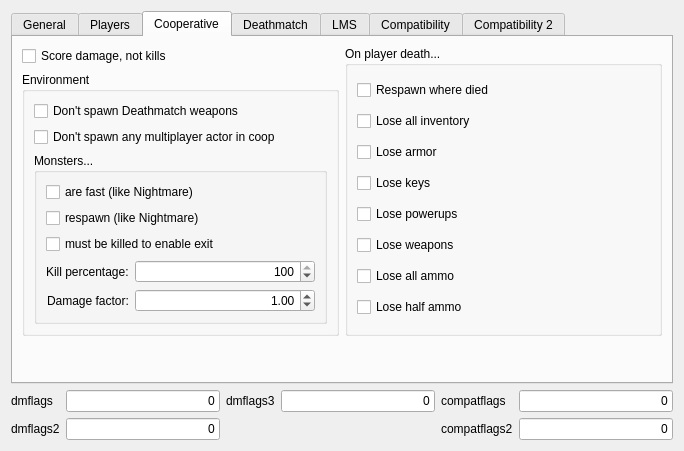
Before: the Qt Designer form src/plugins/cszdoom/createserverdialogpages/flagspage.ui in drfrag666/doomseeker-unofficial, drawn with Qt 5.
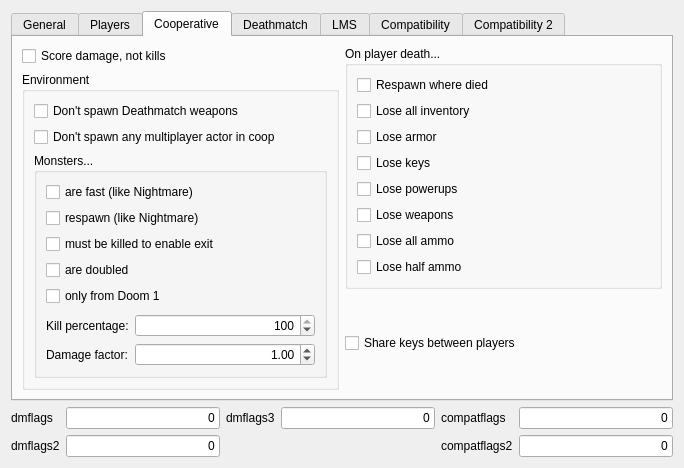
After: the same form once the commit is applied. The open tabs and pages were chosen to show the change.

Commit message: - Add new DM flags to the csZDoom plugin.

What changed in the file:
```diff
--- a/src/plugins/cszdoom/createserverdialogpages/flagspage.ui
+++ b/src/plugins/cszdoom/createserverdialogpages/flagspage.ui
@@ -591,11 +591,8 @@
       <layout class="QVBoxLayout" name="verticalLayout_26">
        <item>
         <layout class="QHBoxLayout" name="horizontalLayout_3">
-         <property name="rightMargin">
-          <number>0</number>
-         </property>
          <item>
-          <layout class="QVBoxLayout" name="verticalLayout_10">
+          <layout class="QVBoxLayout" name="verticalLayout_9">
            <item>
             <widget class="QCheckBox" name="cbScoreDamageNotKills">
              <property name="text">
@@ -653,11 +650,38 @@
                    </property>
                   </widget>
                  </item>
+                 <item>
+                  <widget class="QCheckBox" name="cbMonstersAreDoubled">
+                   <property name="text">
+                    <string>are doubled</string>
+                   </property>
+                  </widget>
+                 </item>
+                 <item>
+                  <widget class="QCheckBox" name="cbMonstersNotFromDoom2">
+                   <property name="text">
+                    <string>only from Doom 1</string>
+                   </property>
+                  </widget>
+                 </item>
+                 <item>
+                  <spacer name="verticalSpacer_10">
+                   <property name="orientation">
+                    <enum>Qt::Vertical</enum>
+                   </property>
+                   <property name="sizeType">
+                    <enum>QSizePolicy::Expanding</enum>
+                   </property>
+                   <property name="sizeHint" stdset="0">
+                    <size>
+                     <width>20</width>
+                     <height>20</height>
+                    </size>
+                   </property>
+                  </spacer>
+                 </item>
                  <item>
                   <layout class="QFormLayout" name="formLayout_3">
-                   <property name="labelAlignment">
-                    <set>Qt::AlignRight|Qt::AlignTrailing|Qt::AlignVCenter</set>
-                   </property>
                    <item row="0" column="0">
                     <widget class="QLabel" name="label_9">
                      <property name="text">
@@ -718,6 +742,8 @@
           </layout>
          </item>
          <item>
+          <layout class="QVBoxLayout" name="verticalLayout_10">
+           <item>
           <widget class="QGroupBox" name="groupBox_8">
            <property name="title">
             <string>On player death...</string>
@@ -782,20 +808,48 @@
            </layout>
           </widget>
          </item>
-        </layout>
-       </item>
        <item>
         <spacer name="verticalSpacer_3">
          <property name="orientation">
           <enum>Qt::Vertical</enum>
          </property>
+             <property name="sizeType">
+              <enum>QSizePolicy::Expanding</enum>
+             </property>
          <property name="sizeHint" stdset="0">
           <size>
            <width>20</width>
-           <height>40</height>
+               <height>20</height>
           </size>
          </property>
         </spacer>
+           </item>
+           <item>
+            <widget class="QCheckBox" name="cbShareKeys">
+             <property name="text">
+              <string>Share keys between players</string>
+             </property>
+            </widget>
+           </item>
+           <item>
+            <spacer name="verticalSpacer_9">
+             <property name="orientation">
+              <enum>Qt::Vertical</enum>
+             </property>
+             <property name="sizeType">
+              <enum>QSizePolicy::Expanding</enum>
+             </property>
+             <property name="sizeHint" stdset="0">
+              <size>
+               <width>20</width>
+               <height>20</height>
+              </size>
+             </property>
+            </spacer>
+           </item>
+          </layout>
+         </item>
+        </layout>
        </item>
       </layout>
      </widget>
```
Lines whose indentation alone changed are shown as unchanged. The commit also changes 3 other files.
